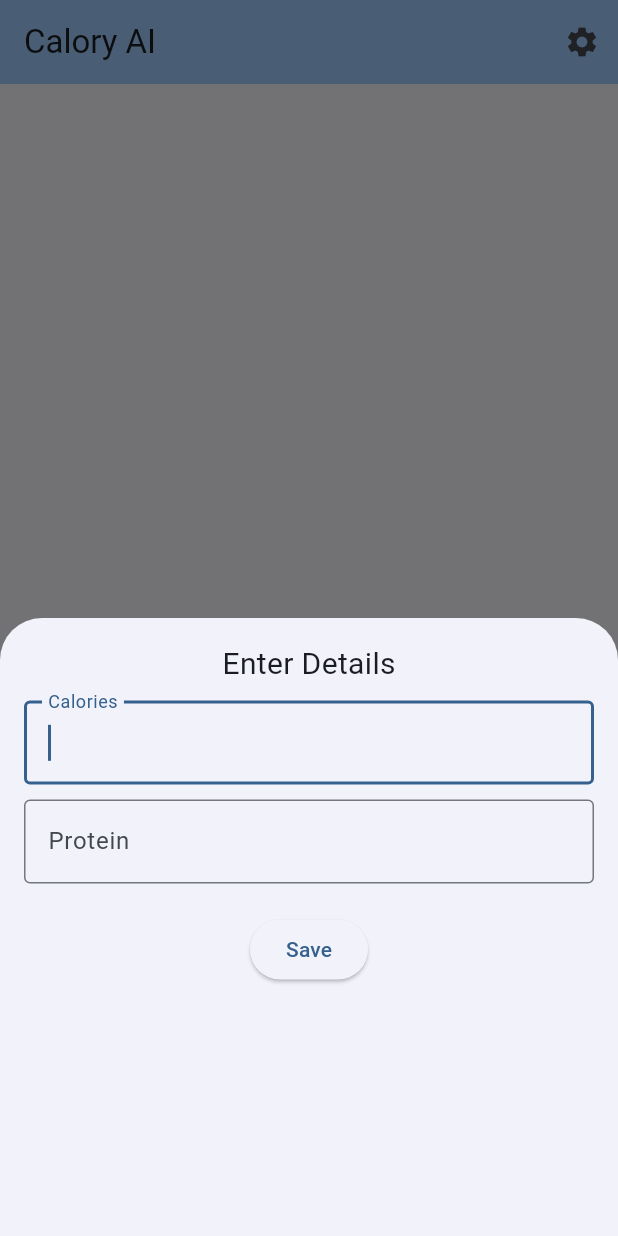
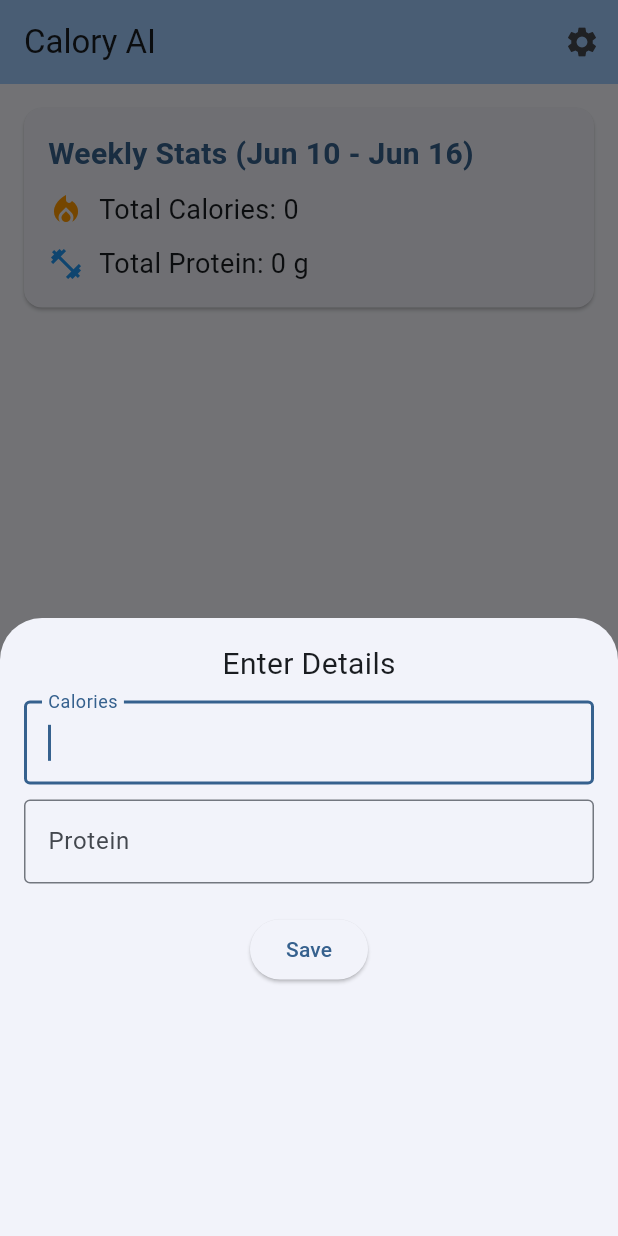
Before and after one commit to maitto/macro_tracker, a Flutter app: the screen it shows after launch, after a tap on the "add" icon, on a phone screen of 412 x 824 dp. Run offline on Flutter 3.47's test engine with Material 3 defaults, Android fonts, the phone set to English and light mode, and no system bars; our stand-ins replace shared_preferences.

Commit message:
weekly stats init

```diff
--- /dev/null
+++ b/calory_ai/lib/data_entry.dart
@@ -0,0 +1,22 @@
+class DataEntry {
+  DateTime date;
+  int calories;
+  int protein;
+
+  DataEntry(
+      {required this.date, required this.calories, required this.protein});
+
+  Map<String, dynamic> toJson() => {
+        'date': date.toIso8601String(),
+        'calories': calories,
+        'protein': protein,
+      };
+
+  factory DataEntry.fromJson(Map<String, dynamic> json) {
+    return DataEntry(
+      date: DateTime.parse(json['date']),
+      calories: json['calories'],
+      protein: json['protein'],
+    );
+  }
+}
--- a/calory_ai/lib/main.dart
+++ b/calory_ai/lib/main.dart
@@ -4,6 +4,7 @@ import 'package:shared_preferences/shared_preferences.dart';
 import 'dart:convert';
 import 'package:intl/intl.dart';
 import 'settings_page.dart';
+import 'data_entry.dart';
 
 void main() {
   runApp(const MyApp());
@@ -148,12 +149,17 @@ class _MyHomePageState extends State<MyHomePage> {
           ),
         ],
       ),
-      body: PageView.builder(
+      body: Column(
+        children: [
+          WeeklyStats(entries: _entries), // Add the weekly stats widget
+          Expanded(
+            child: PageView.builder(
               controller: _pageController,
               itemCount: _entries.length,
               itemBuilder: (context, index) {
                 final entry = _entries[index];
-          final formattedDate = DateFormat('MMMM d, y').format(entry.date);
+                final formattedDate =
+                    DateFormat('EEEE, MMMM d, y').format(entry.date);
                 final double calorieProgress =
                     (_calorieGoal > 0) ? entry.calories / _calorieGoal : 0.0;
                 final double proteinProgress =
@@ -213,10 +219,82 @@ class _MyHomePageState extends State<MyHomePage> {
                 );
               },
             ),
+          ),
+        ],
+      ),
       floatingActionButton: FloatingActionButton(
         onPressed: () => _showActionSheet(context),
         tooltip: 'Add Entry',
         child: const Icon(Icons.add),
+      ),
+    );
+  }
+}
+
+class WeeklyStats extends StatelessWidget {
+  final List<DataEntry> entries;
+
+  const WeeklyStats({required this.entries, Key? key}) : super(key: key);
+
+  @override
+  Widget build(BuildContext context) {
+    final now = DateTime.now();
+    final startOfWeek = now.subtract(Duration(days: now.weekday - 1));
+    final endOfWeek = startOfWeek.add(Duration(days: 6));
+
+    int totalCalories = 0;
+    int totalProtein = 0;
+
+    for (var entry in entries) {
+      if (entry.date.isAfter(startOfWeek) &&
+          entry.date.isBefore(endOfWeek.add(Duration(days: 1)))) {
+        totalCalories += entry.calories;
+        totalProtein += entry.protein;
+      }
+    }
+
+    final formattedStartOfWeek = DateFormat('MMM d').format(startOfWeek);
+    final formattedEndOfWeek = DateFormat('MMM d').format(endOfWeek);
+
+    return Card(
+      margin: EdgeInsets.all(16.0),
+      child: Padding(
+        padding: const EdgeInsets.all(16.0),
+        child: Column(
+          crossAxisAlignment: CrossAxisAlignment.start,
+          children: [
+            Text(
+              'Weekly Stats ($formattedStartOfWeek - $formattedEndOfWeek)',
+              style: TextStyle(
+                fontSize: 20,
+                fontWeight: FontWeight.bold,
+                color: Theme.of(context).colorScheme.primary,
+              ),
+            ),
+            const SizedBox(height: 10),
+            Row(
+              children: [
+                const Icon(Icons.local_fire_department, color: Colors.orange),
+                const SizedBox(width: 10),
+                Text(
+                  'Total Calories: $totalCalories',
+                  style: const TextStyle(fontSize: 18),
+                ),
+              ],
+            ),
+            const SizedBox(height: 10),
+            Row(
+              children: [
+                const Icon(Icons.fitness_center, color: Colors.blue),
+                const SizedBox(width: 10),
+                Text(
+                  'Total Protein: $totalProtein g',
+                  style: const TextStyle(fontSize: 18),
+                ),
+              ],
+            ),
+          ],
+        ),
       ),
     );
   }
@@ -320,26 +398,3 @@ class _ModalSheetContentState extends State<ModalSheetContent> {
     );
   }
 }
-
-class DataEntry {
-  DateTime date;
-  int calories;
-  int protein;
-
-  DataEntry(
-      {required this.date, required this.calories, required this.protein});
-
-  Map<String, dynamic> toJson() => {
-        'date': date.toIso8601String(),
-        'calories': calories,
-        'protein': protein,
-      };
-
-  factory DataEntry.fromJson(Map<String, dynamic> json) {
-    return DataEntry(
-      date: DateTime.parse(json['date']),
-      calories: json['calories'],
-      protein: json['protein'],
-    );
-  }
-}
--- a/calory_ai/pubspec.yaml
+++ b/calory_ai/pubspec.yaml
@@ -37,6 +37,7 @@ dependencies:
   cupertino_icons: ^1.0.6
   shared_preferences: ^2.2.3
   intl: ^0.19.0
+  fl_chart: ^0.68.0
 
 dev_dependencies:
   flutter_test:
```
Also changed, not shown: calory_ai/pubspec.lock. Lines whose indentation alone changed are shown as unchanged.
